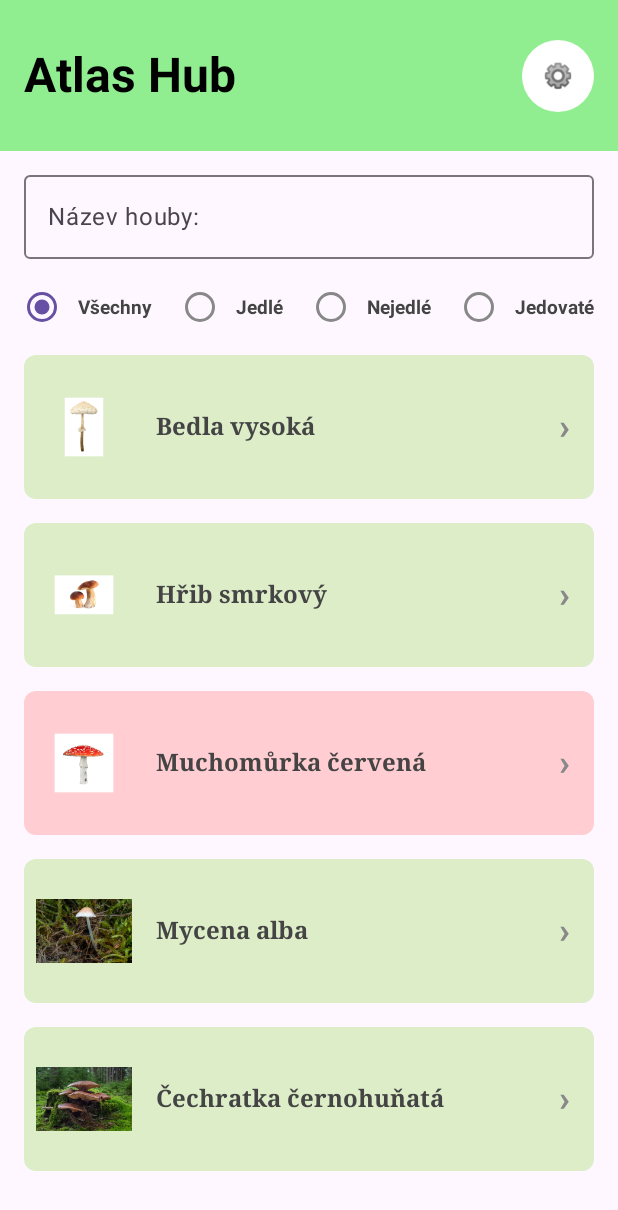
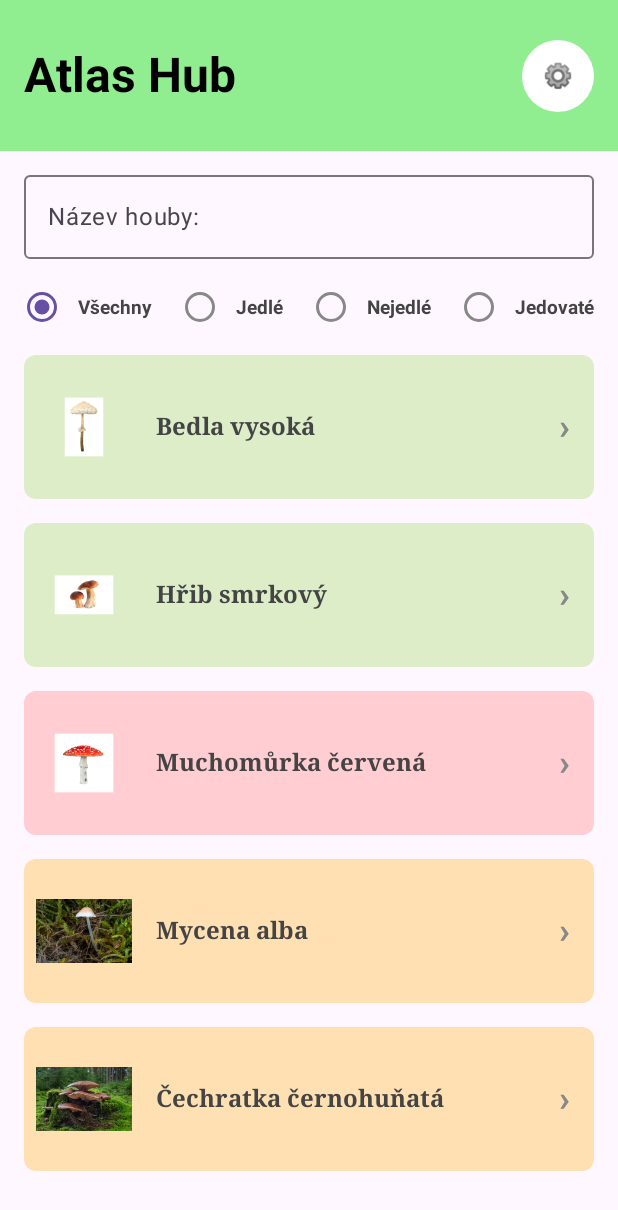
Before and after one commit to thematycer/gribki, an Android app built with Jetpack Compose: the screen it shows after launch (MainActivity), on a phone screen of 412 x 824 dp. Shown: the top 1210 px of the screen. Run offline under Robolectric (Android 15) with nearby library versions, the phone set to English and light mode, and no system bars; our stand-ins replace Room's generated code.

Commit message:
Fix wrong highlighting

```diff
--- a/gribki/app/src/main/java/com/nprg056/gribki/MushroomsScreen.kt
+++ b/gribki/app/src/main/java/com/nprg056/gribki/MushroomsScreen.kt
@@ -150,9 +150,9 @@ fun MushroomScreen(
             // mushroom list
             items(state.mushrooms) { mushroom ->
                 val highlightColor = when {
-                    mushroom.usage.toString().contains("jedla", ignoreCase = true) -> Color(0xFFDCEDC8)
-                    mushroom.usage.toString().contains("nejedla", ignoreCase = true) -> Color(0xFFFFE0B2)
-                    mushroom.usage.toString().contains("jedovata", ignoreCase = true) -> Color(0xFFFFCDD2)
+                    mushroom.usage == UsageType.Jedla -> Color(0xFFDCEDC8)
+                    mushroom.usage == UsageType.Nejedla -> Color(0xFFFFE0B2)
+                    mushroom.usage == UsageType.Jedovata -> Color(0xFFFFCDD2)
                     else -> Color(0xFFF5F5F5)
                 }
                 Box(
```
